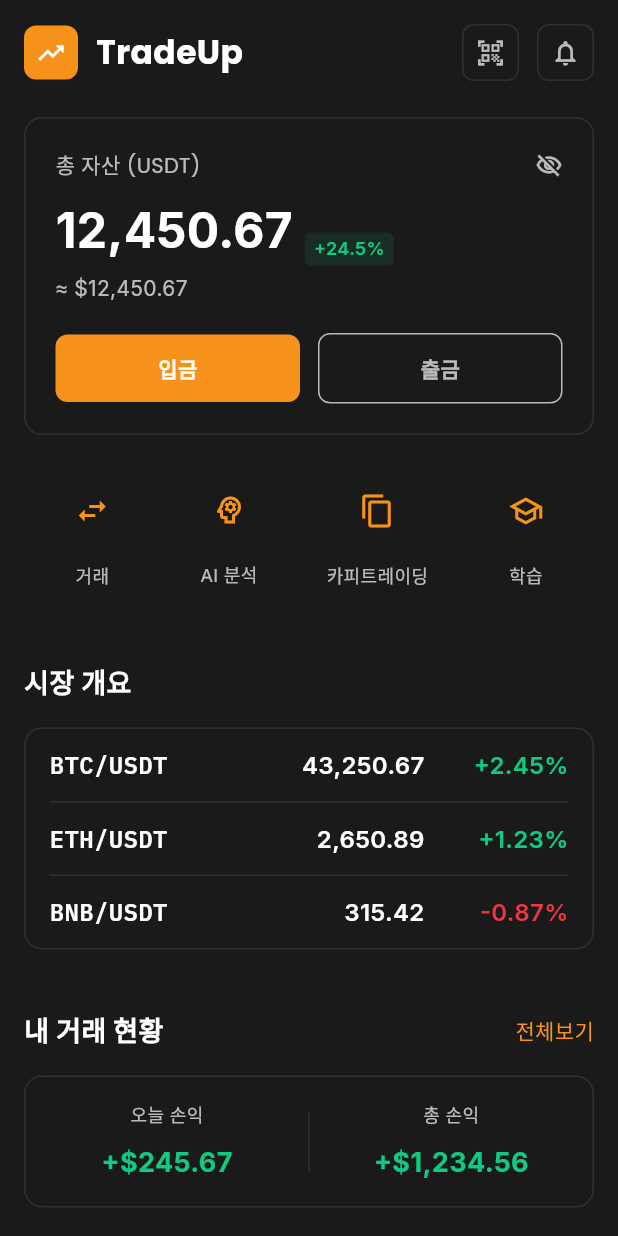
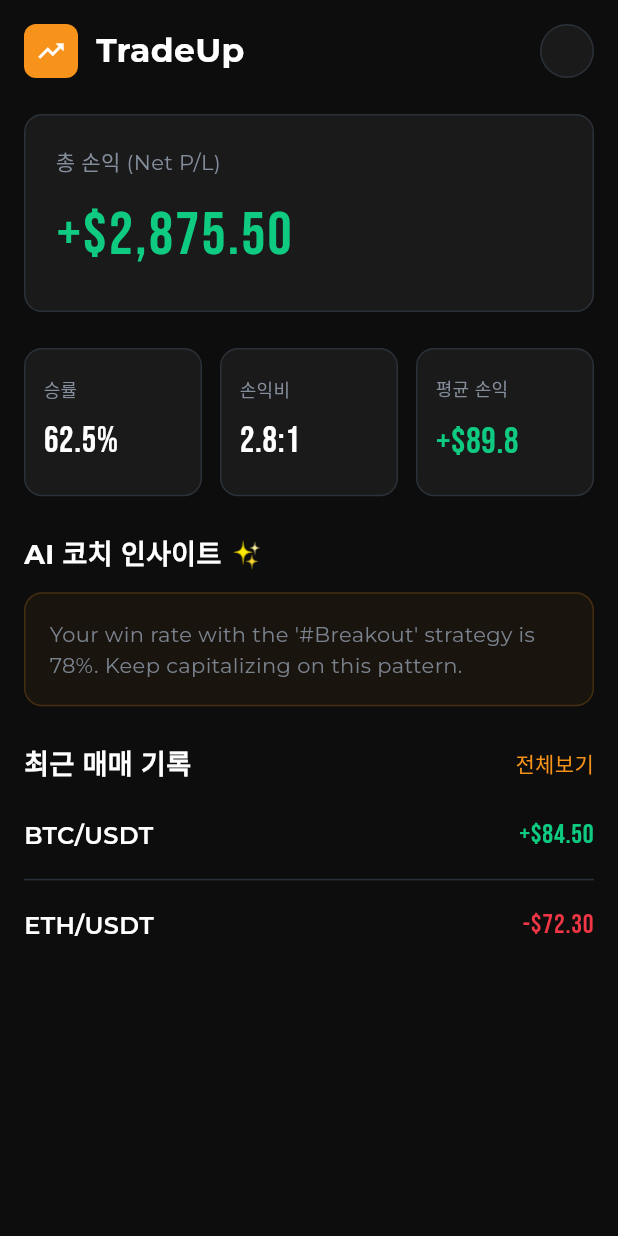
Before and after one commit to jack7141/Trade-up, a Flutter app: the screen it shows after launch, on a phone screen of 412 x 824 dp. Run offline on Flutter 3.47's test engine with Material 3 defaults, Android fonts, the phone set to English and light mode, and no system bars; our stand-ins replace dio, flutter_riverpod, flutter_secure_storage, go_router, google_fonts.

Commit message:
Update dashboard_screen.dart

```diff
--- a/lib/features/dashboard/view/dashboard_screen.dart
+++ b/lib/features/dashboard/view/dashboard_screen.dart
@@ -1,7 +1,6 @@
 import 'package:flutter/material.dart';
 import 'package:flutter_riverpod/flutter_riverpod.dart';
 import 'package:google_fonts/google_fonts.dart';
-import 'package:trade_up/core/theme/app_theme.dart';
 
 class DashboardScreen extends ConsumerStatefulWidget {
   static const String routeName = '/';
@@ -13,46 +12,55 @@ class DashboardScreen extends ConsumerStatefulWidget {
 }
 
 class _DashboardScreenState extends ConsumerState<DashboardScreen> {
+  // --- 앱의 핵심 디자인 시스템 ---
+  static const Color _backgroundColor = Color(0xFF0D0D0D);
+  static const Color _surfaceColor = Color(0xFF1A1A1A);
+  static const Color _borderColor = Color(0xFF2B3139);
+  static const Color _primaryTextColor = Color(0xFFFFFFFF);
+  static const Color _secondaryTextColor = Color(0xFF848E9C);
+  static const Color _accentColor = Color(0xFFF7931A);
+  static const Color _positiveColor = Color(0xFF0ECB81);
+  static const Color _negativeColor = Color(0xFFF23645);
+
   @override
   Widget build(BuildContext context) {
-    final theme = Theme.of(context);
-    final colorScheme = theme.colorScheme;
-
     return Scaffold(
-      backgroundColor: colorScheme.surface,
+      backgroundColor: _backgroundColor,
       body: SafeArea(
         child: CustomScrollView(
           slivers: [
-            // --- 1. 헤더 영역 ---
+            // --- 1. 헤더 ---
             SliverToBoxAdapter(child: _buildHeader()),
 
-            // --- 2. 총 자산 카드 ---
-            SliverToBoxAdapter(child: _buildTotalAssetsCard()),
+            // --- 2. 총 손익 (Net P/L) ---
+            SliverToBoxAdapter(child: _buildNetPlCard()),
 
-            // --- 3. 빠른 액세스 메뉴 ---
-            SliverToBoxAdapter(child: _buildQuickAccessMenu()),
+            // --- 3. 핵심 성과 지표 (Key Metrics) ---
+            SliverToBoxAdapter(child: _buildKeyMetrics()),
 
             const SliverToBoxAdapter(child: SizedBox(height: 24)),
 
-            // --- 4. 시장 개요 ---
-            SliverToBoxAdapter(child: _buildSectionHeader(title: '시장 개요')),
-            SliverToBoxAdapter(child: _buildMarketOverview()),
+            // --- 4. AI 코치 인사이트 ---
+            SliverToBoxAdapter(
+              child: _buildSectionHeader(title: 'AI 코치 인사이트 ✨'),
+            ),
+            SliverToBoxAdapter(child: _buildAiInsightCard()),
 
             const SliverToBoxAdapter(child: SizedBox(height: 24)),
 
-            // --- 5. 내 거래 현황 ---
+            // --- 5. 최근 매매 기록 ---
             SliverToBoxAdapter(
               child: _buildSectionHeader(
-                title: '내 거래 현황',
+                title: '최근 매매 기록',
                 actionText: '전체보기',
                 onActionTap: () {
                   // TODO: 전체 히스토리로 이동
                 },
               ),
             ),
-            SliverToBoxAdapter(child: _buildMyTradesStatus()),
+            SliverToBoxAdapter(child: _buildRecentTrades()),
 
-            const SliverToBoxAdapter(child: SizedBox(height: 100)),
+            const SliverToBoxAdapter(child: SizedBox(height: 100)), // 하단 여백
           ],
         ),
       ),
@@ -62,9 +70,6 @@ class _DashboardScreenState extends ConsumerState<DashboardScreen> {
   // --- 위젯 빌더 함수들 ---
 
   Widget _buildHeader() {
-    final theme = Theme.of(context);
-    final colorScheme = theme.colorScheme;
-
     return Padding(
       padding: const EdgeInsets.fromLTRB(16, 16, 16, 24),
       child: Row(
@@ -76,7 +81,7 @@ class _DashboardScreenState extends ConsumerState<DashboardScreen> {
                 width: 36,
                 height: 36,
                 decoration: BoxDecoration(
-                  color: colorScheme.primary,
+                  color: _accentColor,
                   borderRadius: BorderRadius.circular(8),
                 ),
                 child: const Icon(
@@ -88,111 +93,57 @@ class _DashboardScreenState extends ConsumerState<DashboardScreen> {
               const SizedBox(width: 12),
               Text(
                 'TradeUp',
-                style: GoogleFonts.poppins(
-                  color: colorScheme.onSurface,
+                style: GoogleFonts.montserrat(
+                  color: _primaryTextColor,
                   fontSize: 22,
                   fontWeight: FontWeight.bold,
                 ),
               ),
             ],
           ),
-          Row(
-            children: [
-              _buildIconButton(Icons.qr_code_scanner),
-              const SizedBox(width: 12),
-              _buildIconButton(Icons.notifications_outlined),
-            ],
+          // 불필요한 아이콘 제거, 프로필 아이콘만 남김
+          Container(
+            width: 36,
+            height: 36,
+            decoration: BoxDecoration(
+              color: _surfaceColor,
+              borderRadius: BorderRadius.circular(18),
+              border: Border.all(color: _borderColor),
+            ),
           ),
         ],
       ),
     );
   }
 
-  Widget _buildTotalAssetsCard() {
-    final theme = Theme.of(context);
-    final colorScheme = theme.colorScheme;
-
+  Widget _buildNetPlCard() {
     return Padding(
       padding: const EdgeInsets.symmetric(horizontal: 16),
       child: Container(
         padding: const EdgeInsets.all(20),
         decoration: BoxDecoration(
-          color: colorScheme.surface,
+          color: _surfaceColor,
           borderRadius: BorderRadius.circular(12),
-          border: Border.all(color: colorScheme.outline, width: 1),
+          border: Border.all(color: _borderColor, width: 1),
         ),
         child: Column(
           crossAxisAlignment: CrossAxisAlignment.start,
           children: [
-            Row(
-              children: [
             Text(
-                  '총 자산 (USDT)',
-                  style: GoogleFonts.poppins(
-                    color: colorScheme.onSurface.withOpacity(0.7),
+              '총 손익 (Net P/L)',
+              style: GoogleFonts.montserrat(
+                color: _secondaryTextColor,
                 fontSize: 14,
               ),
             ),
-                const Spacer(),
-                Icon(
-                  Icons.visibility_off_outlined,
-                  color: colorScheme.onSurface.withOpacity(0.7),
-                  size: 18,
+            const SizedBox(height: 8),
+            Text(
+              '+\$2,875.50',
+              style: GoogleFonts.bebasNeue(
+                color: _positiveColor,
+                fontSize: 40,
+                letterSpacing: 1.5,
               ),
-              ],
-            ),
-            const SizedBox(height: 8),
-            Row(
-              crossAxisAlignment: CrossAxisAlignment.end,
-              children: [
-                Text(
-                  '12,450.67',
-                  style: GoogleFonts.inter(
-                    color: colorScheme.onSurface,
-                    fontSize: 32,
-                    fontWeight: FontWeight.bold,
-                  ),
-                ),
-                const SizedBox(width: 8),
-                Container(
-                  padding: const EdgeInsets.symmetric(
-                    horizontal: 6,
-                    vertical: 2,
-                  ),
-                  decoration: BoxDecoration(
-                    color: AppTheme.positiveColor.withOpacity(0.1),
-                    borderRadius: BorderRadius.circular(4),
-                  ),
-                  child: Text(
-                    '+24.5%',
-                    style: GoogleFonts.inter(
-                      color: AppTheme.positiveColor,
-                      fontSize: 12,
-                      fontWeight: FontWeight.w600,
-                    ),
-                  ),
-                ),
-              ],
-            ),
-            const SizedBox(height: 4),
-            Text(
-              '≈ \$12,450.67',
-              style: GoogleFonts.inter(
-                color: colorScheme.onSurface.withOpacity(0.7),
-                fontSize: 14,
-              ),
-            ),
-            const SizedBox(height: 20),
-            Row(
-              children: [
-                Expanded(
-                  child: _buildActionButton(text: '입금', isPrimary: true),
-                ),
-                const SizedBox(width: 12),
-                Expanded(
-                  child: _buildActionButton(text: '출금', isPrimary: false),
-                ),
-              ],
             ),
           ],
         ),
@@ -200,16 +151,20 @@ class _DashboardScreenState extends ConsumerState<DashboardScreen> {
     );
   }
 
-  Widget _buildQuickAccessMenu() {
+  Widget _buildKeyMetrics() {
     return Padding(
-      padding: const EdgeInsets.symmetric(horizontal: 16, vertical: 24),
-      child: Row(
-        mainAxisAlignment: MainAxisAlignment.spaceAround,
+      padding: const EdgeInsets.fromLTRB(16, 24, 16, 0),
+      child: GridView.count(
+        crossAxisCount: 3,
+        shrinkWrap: true,
+        physics: const NeverScrollableScrollPhysics(),
+        crossAxisSpacing: 12,
+        mainAxisSpacing: 12,
+        childAspectRatio: 1.2,
         children: [
-          _QuickAccessItem(icon: Icons.swap_horiz, label: '거래'),
-          _QuickAccessItem(icon: Icons.psychology_outlined, label: 'AI 분석'),
-          _QuickAccessItem(icon: Icons.copy_outlined, label: '카피트레이딩'),
-          _QuickAccessItem(icon: Icons.school_outlined, label: '학습'),
+          _MetricItem(title: '승률', value: '62.5%'),
+          _MetricItem(title: '손익비', value: '2.8:1'),
+          _MetricItem(title: '평균 손익', value: '+\$89.8', isPositive: true),
         ],
       ),
     );
@@ -220,18 +175,15 @@ class _DashboardScreenState extends ConsumerState<DashboardScreen> {
     String? actionText,
     VoidCallback? onActionTap,
   }) {
-    final theme = Theme.of(context);
-    final colorScheme = theme.colorScheme;
-
     return Padding(
-      padding: const EdgeInsets.symmetric(horizontal: 16),
+      padding: const EdgeInsets.fromLTRB(16, 0, 16, 12),
       child: Row(
         mainAxisAlignment: MainAxisAlignment.spaceBetween,
         children: [
           Text(
             title,
-            style: GoogleFonts.inter(
-              color: colorScheme.onSurface,
+            style: GoogleFonts.montserrat(
+              color: _primaryTextColor,
               fontSize: 18,
               fontWeight: FontWeight.bold,
             ),
@@ -241,9 +193,10 @@ class _DashboardScreenState extends ConsumerState<DashboardScreen> {
               onTap: onActionTap,
               child: Text(
                 actionText,
-                style: GoogleFonts.inter(
-                  color: colorScheme.primary,
+                style: GoogleFonts.montserrat(
+                  color: _accentColor,
                   fontSize: 14,
+                  fontWeight: FontWeight.w500,
                 ),
               ),
             ),
@@ -252,231 +205,104 @@ class _DashboardScreenState extends ConsumerState<DashboardScreen> {
     );
   }
 
-  Widget _buildMarketOverview() {
-    final theme = Theme.of(context);
-    final colorScheme = theme.colorScheme;
-
+  Widget _buildAiInsightCard() {
     return Padding(
+      padding: const EdgeInsets.symmetric(horizontal: 16),
+      child: Container(
         padding: const EdgeInsets.all(16),
-      child: Container(
         decoration: BoxDecoration(
-          color: colorScheme.surface,
+          color: _accentColor.withOpacity(0.05),
           borderRadius: BorderRadius.circular(12),
-          border: Border.all(color: colorScheme.outline, width: 1),
+          border: Border.all(color: _accentColor.withOpacity(0.2), width: 1),
         ),
-        child: Column(
-          children: [
-            _MarketItem(
-              symbol: 'BTC/USDT',
-              price: '43,250.67',
-              change: '+2.45%',
-              isPositive: true,
-            ),
-            _buildDivider(),
-            _MarketItem(
-              symbol: 'ETH/USDT',
-              price: '2,650.89',
-              change: '+1.23%',
-              isPositive: true,
-            ),
-            _buildDivider(),
-            _MarketItem(
-              symbol: 'BNB/USDT',
-              price: '315.42',
-              change: '-0.87%',
-              isPositive: false,
-            ),
-          ],
-        ),
-      ),
-    );
-  }
-
-  Widget _buildMyTradesStatus() {
-    final theme = Theme.of(context);
-    final colorScheme = theme.colorScheme;
-
-    return Padding(
-      padding: const EdgeInsets.all(16),
-      child: Container(
-        padding: const EdgeInsets.symmetric(vertical: 16),
-        decoration: BoxDecoration(
-          color: colorScheme.surface,
-          borderRadius: BorderRadius.circular(12),
-          border: Border.all(color: colorScheme.outline, width: 1),
-        ),
-        child: Row(
-          children: [
-            Expanded(
-              child: _StatsItem(
-                title: '오늘 손익',
-                value: '+\$245.67',
-                color: AppTheme.positiveColor,
-              ),
-            ),
-            Container(width: 1, height: 40, color: colorScheme.outline),
-            Expanded(
-              child: _StatsItem(
-                title: '총 손익',
-                value: '+\$1,234.56',
-                color: AppTheme.positiveColor,
-              ),
-            ),
-          ],
-        ),
-      ),
-    );
-  }
-
-  // --- 공통 위젯들 ---
-
-  Widget _buildIconButton(IconData icon) {
-    final theme = Theme.of(context);
-    final colorScheme = theme.colorScheme;
-
-    return Container(
-      padding: const EdgeInsets.all(8),
-      decoration: BoxDecoration(
-        color: colorScheme.surface,
-        borderRadius: BorderRadius.circular(8),
-        border: Border.all(color: colorScheme.outline, width: 1),
-      ),
-      child: Icon(
-        icon,
-        color: colorScheme.onSurface.withOpacity(0.7),
-        size: 20,
-      ),
-    );
-  }
-
-  Widget _buildActionButton({required String text, required bool isPrimary}) {
-    final theme = Theme.of(context);
-    final colorScheme = theme.colorScheme;
-
-    return Container(
-      padding: const EdgeInsets.symmetric(vertical: 12),
-      decoration: BoxDecoration(
-        color: isPrimary ? colorScheme.primary : Colors.transparent,
-        borderRadius: BorderRadius.circular(8),
-        border: isPrimary
-            ? null
-            : Border.all(color: colorScheme.onSurface.withOpacity(0.7)),
-      ),
-      child: Center(
         child: Text(
-          text,
-          style: GoogleFonts.inter(
-            color: isPrimary
-                ? colorScheme.onPrimary
-                : colorScheme.onSurface.withOpacity(0.7),
+          "Your win rate with the '#Breakout' strategy is 78%. Keep capitalizing on this pattern.",
+          style: GoogleFonts.montserrat(
+            color: _secondaryTextColor.withOpacity(0.9),
             fontSize: 14,
-            fontWeight: FontWeight.w600,
+            height: 1.5,
           ),
         ),
       ),
     );
   }
 
+  Widget _buildRecentTrades() {
+    return Padding(
+      padding: const EdgeInsets.symmetric(horizontal: 16),
+      child: Column(
+        children: [
+          _RecentTradeItem(
+            symbol: 'BTC/USDT',
+            pnl: '+\$84.50',
+            isPositive: true,
+          ),
+          _buildDivider(),
+          _RecentTradeItem(
+            symbol: 'ETH/USDT',
+            pnl: '-\$72.30',
+            isPositive: false,
+          ),
+        ],
+      ),
+    );
+  }
+
   Widget _buildDivider() {
-    final theme = Theme.of(context);
-    final colorScheme = theme.colorScheme;
-
     return Container(
       height: 1,
-      color: colorScheme.outline,
-      margin: const EdgeInsets.symmetric(horizontal: 16),
+      color: _borderColor,
+      margin: const EdgeInsets.symmetric(vertical: 8),
     );
   }
 }
 
-// 빠른 액세스 아이템
-class _QuickAccessItem extends StatelessWidget {
-  final IconData icon;
-  final String label;
+// 핵심 지표 아이템
+class _MetricItem extends StatelessWidget {
+  final String title;
+  final String value;
+  final bool? isPositive;
 
-  const _QuickAccessItem({required this.icon, required this.label});
-
-  @override
-  Widget build(BuildContext context) {
-    final theme = Theme.of(context);
-    final colorScheme = theme.colorScheme;
-
-    return Column(
-      children: [
-        Container(
-          width: 52,
-          height: 52,
-          decoration: BoxDecoration(
-            color: colorScheme.surface,
-            borderRadius: BorderRadius.circular(12),
-          ),
-          child: Icon(icon, color: colorScheme.primary, size: 24),
-        ),
-        const SizedBox(height: 8),
-        Text(
-          label,
-          style: GoogleFonts.inter(
-            color: colorScheme.onSurface.withOpacity(0.7),
-            fontSize: 12,
-          ),
-        ),
-      ],
-    );
-  }
-}
-
-// 마켓 아이템
-class _MarketItem extends StatelessWidget {
-  final String symbol;
-  final String price;
-  final String change;
-  final bool isPositive;
-
-  const _MarketItem({
-    required this.symbol,
-    required this.price,
-    required this.change,
-    required this.isPositive,
+  const _MetricItem({
+    required this.title,
+    required this.value,
+    this.isPositive,
   });
 
   @override
   Widget build(BuildContext context) {
-    final theme = Theme.of(context);
-    final colorScheme = theme.colorScheme;
-    final color = isPositive ? AppTheme.positiveColor : AppTheme.negativeColor;
+    Color valueColor = const Color(0xFFFFFFFF);
+    if (isPositive != null) {
+      valueColor = isPositive!
+          ? const Color(0xFF0ECB81)
+          : const Color(0xFFF23645);
+    }
 
-    return Padding(
-      padding: const EdgeInsets.symmetric(horizontal: 16, vertical: 12),
-      child: Row(
+    return Container(
+      padding: const EdgeInsets.all(12),
+      decoration: BoxDecoration(
+        color: const Color(0xFF1A1A1A),
+        borderRadius: BorderRadius.circular(12),
+        border: Border.all(color: const Color(0xFF2B3139), width: 1),
+      ),
+      child: Column(
+        crossAxisAlignment: CrossAxisAlignment.start,
+        mainAxisAlignment: MainAxisAlignment.center,
         children: [
           Text(
-            symbol,
-            style: GoogleFonts.ibmPlexMono(
-              color: colorScheme.onSurface,
-              fontSize: 16,
-              fontWeight: FontWeight.w600,
+            title,
+            style: GoogleFonts.montserrat(
+              color: const Color(0xFF848E9C),
+              fontSize: 12,
             ),
           ),
-          const Spacer(),
+          const SizedBox(height: 8),
           Text(
-            price,
-            style: GoogleFonts.inter(
-              color: colorScheme.onSurface,
-              fontSize: 16,
-              fontWeight: FontWeight.w600,
-            ),
-          ),
-          const SizedBox(width: 16),
-          Container(
-            width: 80,
-            alignment: Alignment.centerRight,
-            child: Text(
-              change,
-              style: GoogleFonts.inter(
-                color: color,
-                fontSize: 16,
-                fontWeight: FontWeight.w600,
-              ),
+            value,
+            style: GoogleFonts.bebasNeue(
+              color: valueColor,
+              fontSize: 24,
+              letterSpacing: 0.5,
             ),
           ),
         ],
@@ -485,42 +311,46 @@ class _MarketItem extends StatelessWidget {
   }
 }
 
-// 통계 아이템
-class _StatsItem extends StatelessWidget {
-  final String title;
-  final String value;
-  final Color color;
+// 최근 매매 아이템
+class _RecentTradeItem extends StatelessWidget {
+  final String symbol;
+  final String pnl;
+  final bool isPositive;
 
-  const _StatsItem({
-    required this.title,
-    required this.value,
-    required this.color,
+  const _RecentTradeItem({
+    required this.symbol,
+    required this.pnl,
+    required this.isPositive,
   });
 
   @override
   Widget build(BuildContext context) {
-    final theme = Theme.of(context);
-    final colorScheme = theme.colorScheme;
-
-    return Column(
+    final color = isPositive
+        ? const Color(0xFF0ECB81)
+        : const Color(0xFFF23645);
+    return Padding(
+      padding: const EdgeInsets.symmetric(vertical: 8),
+      child: Row(
         children: [
           Text(
-          title,
-          style: GoogleFonts.inter(
-            color: colorScheme.onSurface.withOpacity(0.7),
-            fontSize: 12,
+            symbol,
+            style: GoogleFonts.montserrat(
+              color: Colors.white,
+              fontSize: 16,
+              fontWeight: FontWeight.w600,
             ),
           ),
-        const SizedBox(height: 8),
+          const Spacer(),
           Text(
-          value,
-          style: GoogleFonts.inter(
+            pnl,
+            style: GoogleFonts.bebasNeue(
               color: color,
               fontSize: 18,
-            fontWeight: FontWeight.bold,
+              letterSpacing: 0.5,
             ),
           ),
         ],
+      ),
     );
   }
 }
```
Lines whose indentation alone changed are shown as unchanged.
